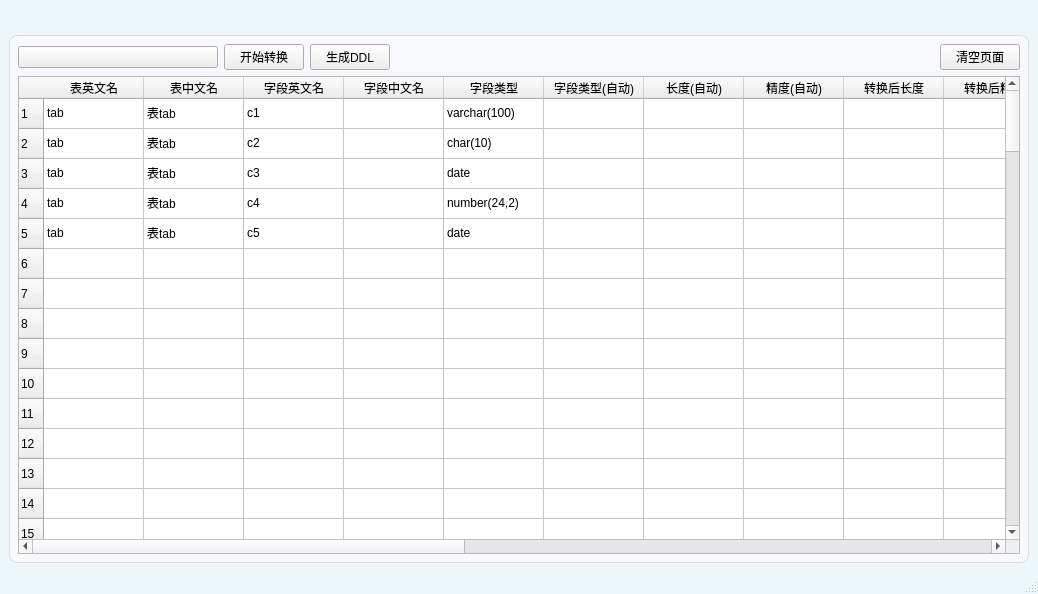
The window that 表结构转换/TableTransUI.ui (lj786824023/ljz-tools) describes before a commit, drawn with Qt 5.
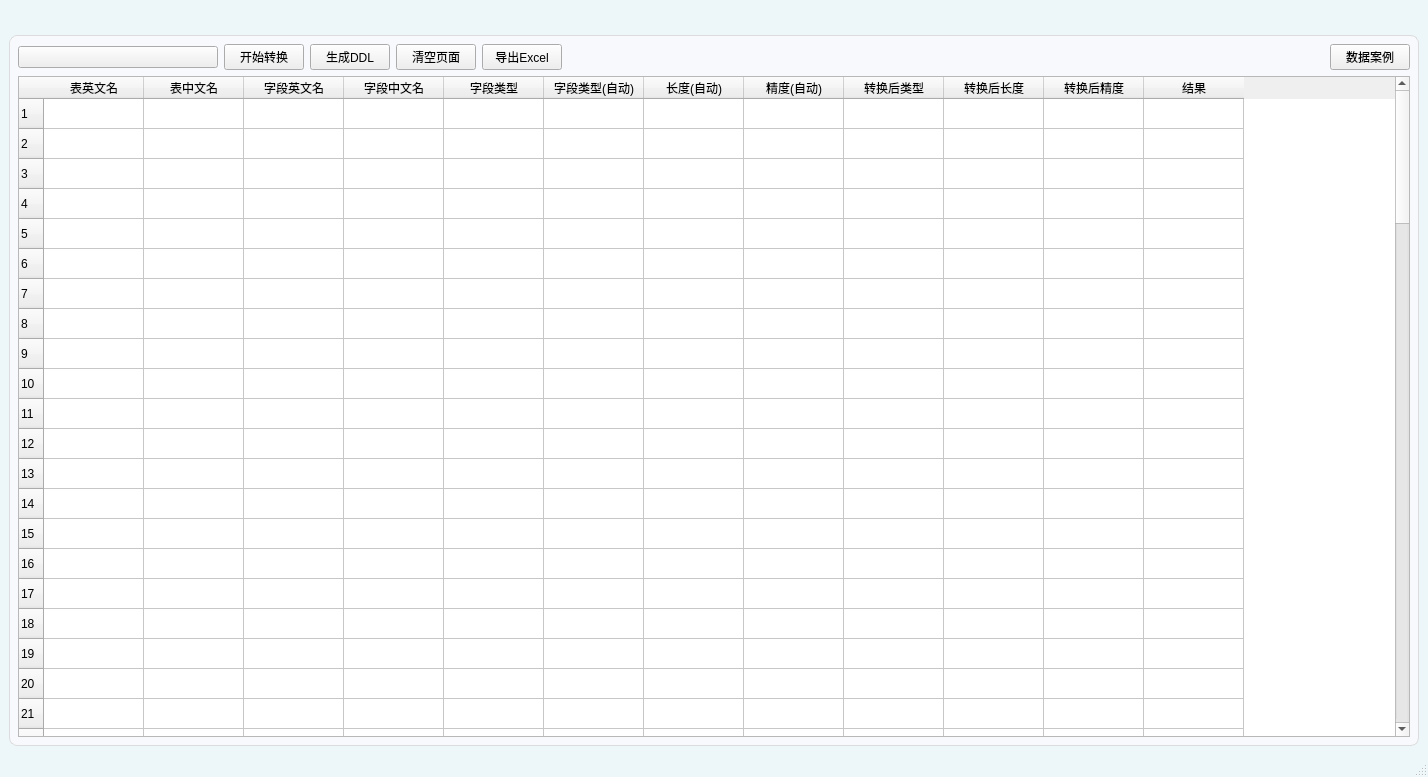
The same window after the commit. Icons and pictures are not drawn. Custom widgets are drawn as their Qt base class.

```diff
--- a/表结构转换/TableTransUI.ui
+++ b/表结构转换/TableTransUI.ui
@@ -6,8 +6,8 @@
    <rect>
     <x>0</x>
     <y>0</y>
-    <width>1038</width>
-    <height>594</height>
+    <width>1428</width>
+    <height>777</height>
    </rect>
   </property>
   <property name="windowTitle">
@@ -90,6 +90,20 @@
             </property>
            </widget>
           </item>
+          <item>
+           <widget class="PushButton" name="btn_clear_table">
+            <property name="text">
+             <string>清空页面</string>
+            </property>
+           </widget>
+          </item>
+          <item>
+           <widget class="PushButton" name="btn_export">
+            <property name="text">
+             <string>导出Excel</string>
+            </property>
+           </widget>
+          </item>
           <item>
            <spacer name="horizontalSpacer_2">
             <property name="orientation">
@@ -104,9 +118,9 @@
            </spacer>
           </item>
           <item>
-           <widget class="PushButton" name="PushButton">
+           <widget class="PushButton" name="btn_ex">
             <property name="text">
-             <string>清空页面</string>
+             <string>数据案例</string>
             </property>
            </widget>
           </item>
@@ -120,7 +134,7 @@
              <number>100</number>
             </property>
             <property name="columnCount">
-             <number>20</number>
+             <number>12</number>
             </property>
             <row/>
             <row/>
@@ -262,6 +276,11 @@
               <string>精度(自动)</string>
              </property>
             </column>
+            <column>
+             <property name="text">
+              <string>转换后类型</string>
+             </property>
+            </column>
             <column>
              <property name="text">
               <string>转换后长度</string>
@@ -272,116 +291,11 @@
               <string>转换后精度</string>
              </property>
             </column>
-            <column/>
-            <column/>
-            <column/>
-            <column/>
-            <column/>
-            <column/>
-            <column/>
-            <column/>
-            <column/>
-            <column/>
-            <item row="0" column="0">
+            <column>
              <property name="text">
-              <string>tab</string>
+              <string>结果</string>
              </property>
-            </item>
-            <item row="0" column="1">
-             <property name="text">
-              <string>表tab</string>
-             </property>
-            </item>
-            <item row="0" column="2">
-             <property name="text">
-              <string>c1</string>
-             </property>
-            </item>
-            <item row="0" column="4">
-             <property name="text">
-              <string>varchar(100)</string>
-             </property>
-            </item>
-            <item row="1" column="0">
-             <property name="text">
-              <string>tab</string>
-             </property>
-            </item>
-            <item row="1" column="1">
-             <property name="text">
-              <string>表tab</string>
-             </property>
-            </item>
-            <item row="1" column="2">
-             <property name="text">
-              <string>c2</string>
-             </property>
-            </item>
-            <item row="1" column="4">
-             <property name="text">
-              <string>char(10)</string>
-             </property>
-            </item>
-            <item row="2" column="0">
-             <property name="text">
-              <string>tab</string>
-             </property>
-            </item>
-            <item row="2" column="1">
-             <property name="text">
-              <string>表tab</string>
-             </property>
-            </item>
-            <item row="2" column="2">
-             <property name="text">
-              <string>c3</string>
-             </property>
-            </item>
-            <item row="2" column="4">
-             <property name="text">
-              <string>date</string>
-             </property>
-            </item>
-            <item row="3" column="0">
-             <property name="text">
-              <string>tab</string>
-             </property>
-            </item>
-            <item row="3" column="1">
-             <property name="text">
-              <string>表tab</string>
-             </property>
-            </item>
-            <item row="3" column="2">
-             <property name="text">
-              <string>c4</string>
-             </property>
-            </item>
-            <item row="3" column="4">
-             <property name="text">
-              <string>number(24,2)</string>
-             </property>
-            </item>
-            <item row="4" column="0">
-             <property name="text">
-              <string>tab</string>
-             </property>
-            </item>
-            <item row="4" column="1">
-             <property name="text">
-              <string>表tab</string>
-             </property>
-            </item>
-            <item row="4" column="2">
-             <property name="text">
-              <string>c5</string>
-             </property>
-            </item>
-            <item row="4" column="4">
-             <property name="text">
-              <string>date</string>
-             </property>
-            </item>
+            </column>
            </widget>
           </item>
          </layout>
@@ -515,130 +429,9 @@
             </layout>
            </item>
            <item>
-            <widget class="TableWidget" name="tbw_setting">
+            <widget class="ActionTableWidget" name="tbw_setting">
              <property name="styleSheet">
-              <string notr="true">QTableView {
-    background: transparent;
-    outline: none;
-    border: none;
-    /* font: 13px 'Segoe UI', 'Microsoft YaHei'; */
-    selection-background-color: transparent;
-    alternate-background-color: transparent;
-}
-
-QTableView[isBorderVisible=true] {
-    border: 1px solid rgba(0, 0, 0, 15);
-}
-
-QTableView::item {
-    background: transparent;
-    border: 0px;
-    padding-left: 16px;
-    padding-right: 16px;
-    height: 35px;
-}
-
-
-QTableView::indicator {
-    width: 18px;
-    height: 18px;
-    border-radius: 5px;
-    border: none;
-    background-color: transparent;
-}
-
-
-QHeaderView {
-    background-color: transparent;
-}
-
-QHeaderView::section {
-    background-color: transparent;
-    color: rgb(96, 96, 96);
-    padding-left: 5px;
-    padding-right: 5px;
-    border: 1px solid rgba(0, 0, 0, 15);
-    font: 13px 'Segoe UI', 'Microsoft YaHei', 'PingFang SC';
-}
-
-QHeaderView::section:horizontal {
-    border-left: none;
-    height: 33px;
-}
-
-QTableView[isBorderVisible=true] QHeaderView::section:horizontal {
-    border-top: none;
-}
-
-QHeaderView::section:horizontal:last {
-    border-right: none;
-}
-
-QHeaderView::section:vertical {
-    border-top: none;
-}
-
-QHeaderView::section:checked {
-    background-color: transparent;
-}
-
-QHeaderView::down-arrow {
-    subcontrol-origin: padding;
-    subcontrol-position: center right;
-    margin-right: 6px;
-    image: url(:/qfluentwidgets/images/table_view/Down_black.svg);
-}
-
-QHeaderView::up-arrow {
-    subcontrol-origin: padding;
-    subcontrol-position: center right;
-    margin-right: 6px;
-    image: url(:/qfluentwidgets/images/table_view/Up_black.svg);
-}
-
-QTableCornerButton::section {
-    background-color: transparent;
-    border: 1px solid rgba(0, 0, 0, 15);
-}
-
-QTableCornerButton::section:pressed {
-    background-color: rgba(0, 0, 0, 12);
-}
-
-ListView,
-ListWidget {
-    background: transparent;
-    background-color: rgb(255, 255, 255);
-    outline: none;
-    border: none;
-    /* font: 13px 'Segoe UI', 'Microsoft YaHei'; */
-    selection-background-color: transparent;
-    alternate-background-color: transparent;
-    padding-left: 4px;
-    padding-right: 4px;
-}
-
-ListView::item,
-ListWidget::item {
-    background: transparent;
-    border: 1px;
-    padding-left: 11px;
-    padding-right: 11px;
-    height: 35px;
-}
-
-
-ListView::indicator,
-ListWidget::indicator {
-    width: 18px;
-    height: 18px;
-    border-radius: 5px;
-    border: none;
-    background-color: transparent;
-    margin-right: 4px;
-}
-
-</string>
+              <string notr="true"/>
              </property>
              <property name="rowCount">
               <number>50</number>
@@ -739,7 +532,7 @@
     <rect>
      <x>0</x>
      <y>0</y>
-     <width>1038</width>
+     <width>1428</width>
      <height>30</height>
     </rect>
    </property>
@@ -767,11 +560,6 @@
    <extends>QListWidget</extends>
    <header>qfluentwidgets</header>
   </customwidget>
-  <customwidget>
-   <class>TableWidget</class>
-   <extends>QTableWidget</extends>
-   <header>qfluentwidgets</header>
-  </customwidget>
   <customwidget>
    <class>ActionTableWidget</class>
    <extends>QTableWidget</extends>
```
